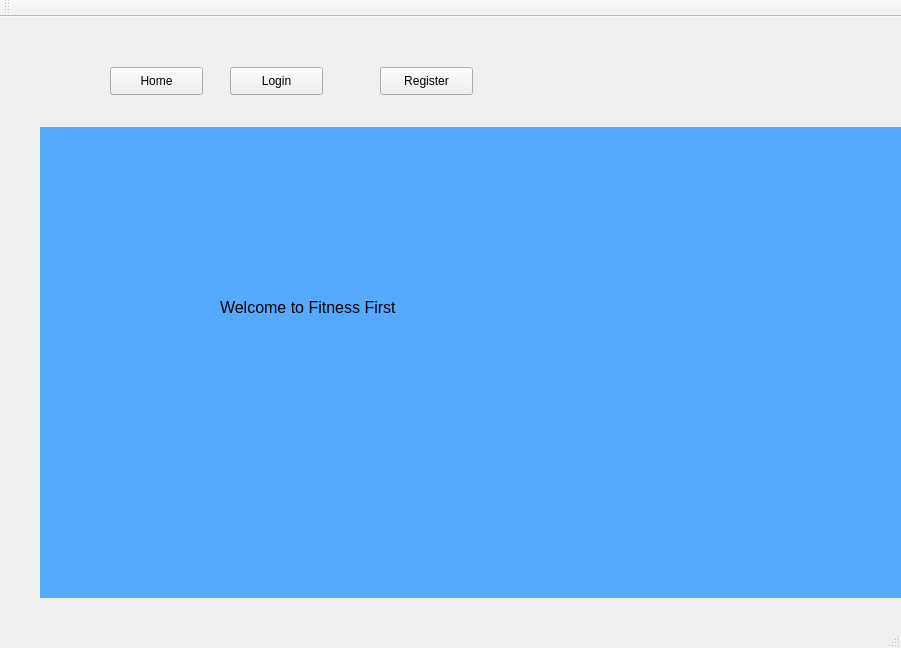
Qt form fitnessfirst.ui (ssaannjjaayy/fitness-first) before a commit.
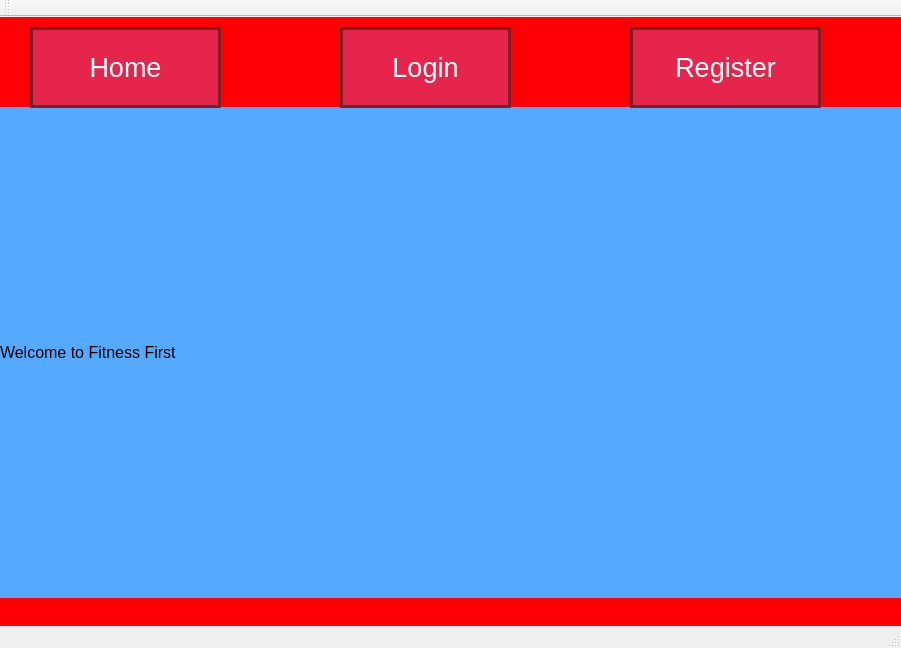
The same form after that commit. The open tabs and pages were chosen to show the change.

```diff
--- a/fitnessfirst.ui
+++ b/fitnessfirst.ui
@@ -17,10 +17,10 @@
    <widget class="QStackedWidget" name="mainStack">
     <property name="geometry">
      <rect>
-      <x>40</x>
-      <y>110</y>
-      <width>861</width>
-      <height>471</height>
+      <x>0</x>
+      <y>90</y>
+      <width>901</width>
+      <height>491</height>
      </rect>
     </property>
     <property name="styleSheet">
@@ -33,10 +33,10 @@
      <widget class="QLabel" name="label">
       <property name="geometry">
        <rect>
-        <x>180</x>
-        <y>50</y>
-        <width>471</width>
-        <height>261</height>
+        <x>0</x>
+        <y>0</y>
+        <width>901</width>
+        <height>491</height>
        </rect>
       </property>
       <property name="font">
@@ -282,12 +282,39 @@
    <widget class="QPushButton" name="homeButton">
     <property name="geometry">
      <rect>
-      <x>110</x>
-      <y>50</y>
-      <width>93</width>
-      <height>28</height>
+      <x>30</x>
+      <y>10</y>
+      <width>191</width>
+      <height>81</height>
      </rect>
     </property>
+    <property name="styleSheet">
+     <string notr="true">
+ QPushButton{
+	-moz-box-shadow: -9px 7px 0px -1px #13330a;
+	-webkit-box-shadow: -9px 7px 0px -1px #13330a;
+	box-shadow: -9px 7px 0px -1px #13330a;
+	background-color:#e6254c;
+	-moz-border-radius:42px;
+	-webkit-border-radius:42px;
+	border-radius:42px;
+	border:3px solid #801e26;
+	display:inline-block;
+	cursor:pointer;
+	color:#ffffff;
+	font-family:Arial;
+	font-size:27px;
+	padding:14px 33px;
+	text-decoration:none;
+}
+QPushButton:hover {
+	background-color:#c92667;
+}
+QPushButton:active {
+	position:relative;
+	top:1px;
+}</string>
+    </property>
     <property name="text">
      <string>Home</string>
     </property>
@@ -295,12 +322,17 @@
    <widget class="QPushButton" name="loginButton">
     <property name="geometry">
      <rect>
-      <x>230</x>
-      <y>50</y>
-      <width>93</width>
-      <height>28</height>
+      <x>340</x>
+      <y>10</y>
+      <width>171</width>
+      <height>81</height>
      </rect>
     </property>
+    <property name="styleSheet">
+     <string notr="true">QPushButton { -moz-box-shadow: -9px 7px 0px -1px #13330a; -webkit-box-shadow: -9px 7px 0px -1px #13330a; box-shadow: -9px 7px 0px -1px #13330a; background-color:#e6254c; -moz-border-radius:42px; -webkit-border-radius:42px; border-radius:42px; border:3px solid #801e26; display:inline-block; cursor:pointer; color:#ffffff; font-family:Arial; font-size:27px; padding:14px 33px; text-decoration:none; }
+QPushButton:hover { background-color:#c92667; }
+QPushButton:active { position:relative; top:1px; } </string>
+    </property>
     <property name="text">
      <string>Login</string>
     </property>
@@ -308,16 +340,65 @@
    <widget class="QPushButton" name="registerButton">
     <property name="geometry">
      <rect>
-      <x>380</x>
-      <y>50</y>
-      <width>93</width>
-      <height>28</height>
+      <x>630</x>
+      <y>10</y>
+      <width>191</width>
+      <height>81</height>
      </rect>
     </property>
+    <property name="styleSheet">
+     <string notr="true">
+ QPushButton{
+	-moz-box-shadow: -9px 7px 0px -1px #13330a;
+	-webkit-box-shadow: -9px 7px 0px -1px #13330a;
+	box-shadow: -9px 7px 0px -1px #13330a;
+	background-color:#e6254c;
+	-moz-border-radius:42px;
+	-webkit-border-radius:42px;
+	border-radius:42px;
+	border:3px solid #801e26;
+	display:inline-block;
+	cursor:pointer;
+	color:#ffffff;
+	font-family:Arial;
+	font-size:27px;
+	padding:14px 33px;
+	text-decoration:none;
+}
+QPushButton:hover {
+	background-color:#c92667;
+}
+QPushButton:active {
+	position:relative;
+	top:1px;
+}</string>
+    </property>
     <property name="text">
      <string>Register</string>
     </property>
    </widget>
+   <widget class="QLabel" name="label_3">
+    <property name="geometry">
+     <rect>
+      <x>0</x>
+      <y>-20</y>
+      <width>901</width>
+      <height>631</height>
+     </rect>
+    </property>
+    <property name="styleSheet">
+     <string notr="true">color: rgb(255, 0, 4);
+background-color: rgb(255, 1, 5);</string>
+    </property>
+    <property name="text">
+     <string/>
+    </property>
+   </widget>
+   <zorder>label_3</zorder>
+   <zorder>mainStack</zorder>
+   <zorder>homeButton</zorder>
+   <zorder>loginButton</zorder>
+   <zorder>registerButton</zorder>
   </widget>
   <widget class="QMenuBar" name="menuBar">
    <property name="geometry">
```
Left out of the diff: 6 changed lines with no effect on the pictures.
